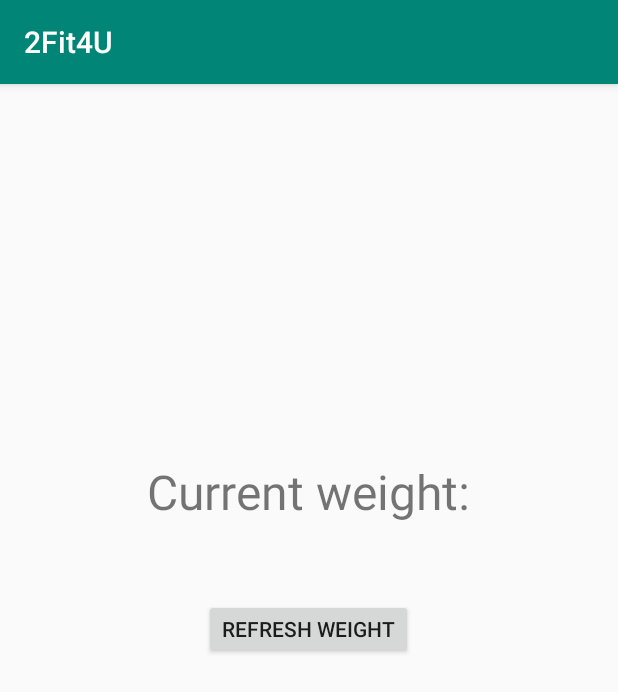
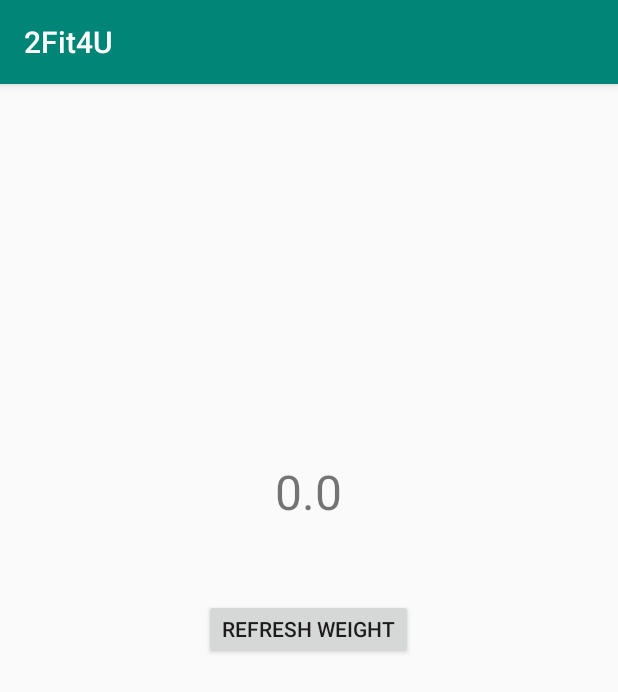
Before and after one commit to AIR-FOI-HR/AIR1918, an Android app: the WeightActivity screen opened directly, with no data from a screen before it, on a phone screen of 412 x 824 dp. Shown: the top 692 px of the screen. Run offline under Robolectric (Android 15) with nearby library versions, the phone set to English and light mode, and no system bars; our stand-ins replace ButterKnife.

Commit message:
Implementiraj prikaz podataka
Implementirana je podloga za prikaz podataka u aplikaciji koji su dobiveni od baze

Closes #21

```diff
--- a/2Fit4U/app/src/main/java/hr/foi/a2fit4u/weight/WeightActivity.java
+++ b/2Fit4U/app/src/main/java/hr/foi/a2fit4u/weight/WeightActivity.java
@@ -6,7 +6,9 @@ import android.os.Bundle;
 import android.widget.TextView;
 
 import butterknife.BindView;
+import butterknife.ButterKnife;
 import butterknife.OnClick;
+import hr.foi.a2fit4u.GetData;
 import hr.foi.a2fit4u.R;
 
 public class WeightActivity extends AppCompatActivity {
@@ -17,12 +19,18 @@ public class WeightActivity extends AppCompatActivity {
     @OnClick(R.id.button_refresh_weight)
     void refreshWeight()
     {
-
+        GetData getData = new GetData();
+        //String currentWeight = "" + getData.getWeight(Integer.parseInt(getIntent().getStringExtra("USER_ID")));
+        String currentWeight = "" + getData.getWeight(1);
+        mTextViewCurrentWeight.setText(currentWeight);
     }
 
     @Override
     protected void onCreate(Bundle savedInstanceState) {
         super.onCreate(savedInstanceState);
         setContentView(R.layout.activity_weight);
+
+        ButterKnife.bind(this);
+        refreshWeight();
     }
 }
```
Also changed, not shown: 2Fit4U/app/src/main/java/hr/foi/a2fit4u/GetData.java (+11 -7 lines), 2Fit4U/app/src/main/java/hr/foi/a2fit4u/login/LoginActivity.java (+6 -3 lines).
